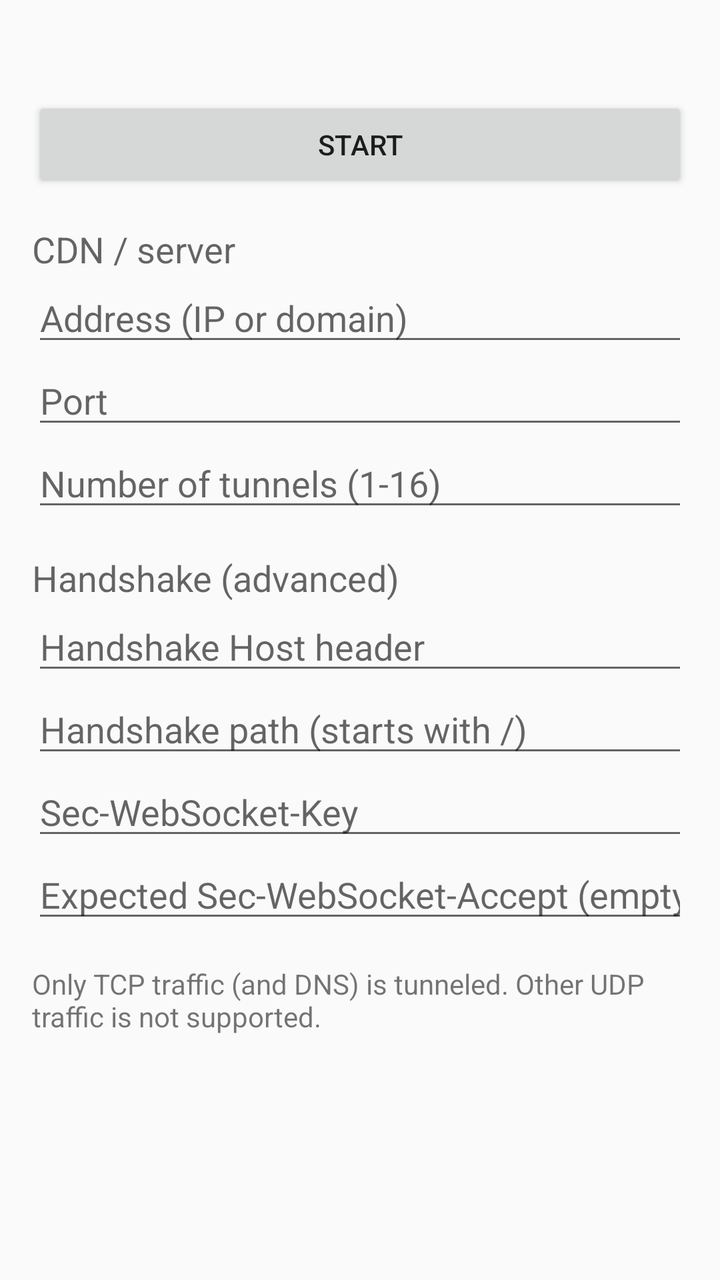
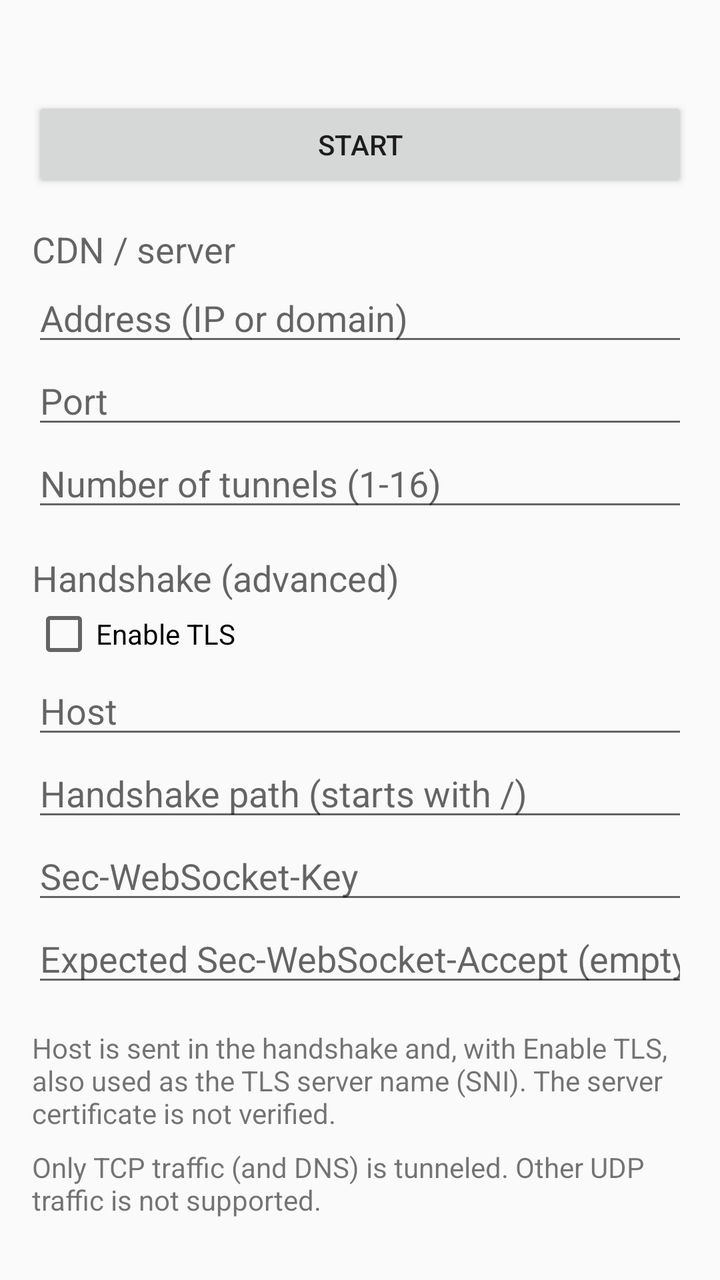

An Android layout rendered at two revisions. The XML below is the earlier revision; the diff shows what the commit changed to produce the second picture.
<!-- AndroidManifest.xml: application theme android:Theme.Material.Light.DarkActionBar -->
<!-- res/layout/activity_main.xml -->
<?xml version="1.0" encoding="utf-8"?>
<ScrollView xmlns:android="http://schemas.android.com/apk/res/android"
    android:layout_width="match_parent"
    android:layout_height="match_parent"
    android:fillViewport="true">

    <LinearLayout
        android:layout_width="match_parent"
        android:layout_height="wrap_content"
        android:orientation="vertical"
        android:padding="16dp">

        <TextView
            android:id="@+id/status"
            android:layout_width="match_parent"
            android:layout_height="wrap_content"
            android:textAppearance="?android:attr/textAppearanceMedium"
            android:paddingBottom="8dp" />

        <Button
            android:id="@+id/toggle_button"
            android:layout_width="match_parent"
            android:layout_height="wrap_content"
            android:text="@string/button_start" />

        <Button
            android:id="@+id/battery_button"
            android:layout_width="match_parent"
            android:layout_height="wrap_content"
            android:text="@string/button_battery"
            android:visibility="gone" />

        <TextView
            android:layout_width="match_parent"
            android:layout_height="wrap_content"
            android:paddingTop="16dp"
            android:text="@string/section_server"
            android:textAppearance="?android:attr/textAppearanceMedium" />

        <EditText
            android:id="@+id/cdn_address"
            android:layout_width="match_parent"
            android:layout_height="wrap_content"
            android:hint="@string/hint_address"
            android:inputType="textUri"
            android:singleLine="true" />

        <EditText
            android:id="@+id/cdn_port"
            android:layout_width="match_parent"
            android:layout_height="wrap_content"
            android:hint="@string/hint_port"
            android:inputType="number"
            android:singleLine="true" />

        <EditText
            android:id="@+id/tunnel_count"
            android:layout_width="match_parent"
            android:layout_height="wrap_content"
            android:hint="@string/hint_tunnels"
            android:inputType="number"
            android:singleLine="true" />

        <TextView
            android:layout_width="match_parent"
            android:layout_height="wrap_content"
            android:paddingTop="16dp"
            android:text="@string/section_handshake"
            android:textAppearance="?android:attr/textAppearanceMedium" />

        <EditText
            android:id="@+id/handshake_host"
            android:layout_width="match_parent"
            android:layout_height="wrap_content"
            android:hint="@string/hint_handshake_host"
            android:inputType="textUri"
            android:singleLine="true" />

        <EditText
            android:id="@+id/handshake_path"
            android:layout_width="match_parent"
            android:layout_height="wrap_content"
            android:hint="@string/hint_handshake_path"
            android:inputType="textUri"
            android:singleLine="true" />

        <EditText
            android:id="@+id/ws_key"
            android:layout_width="match_parent"
            android:layout_height="wrap_content"
            android:hint="@string/hint_ws_key"
            android:inputType="text"
            android:singleLine="true" />

        <EditText
            android:id="@+id/ws_accept"
            android:layout_width="match_parent"
            android:layout_height="wrap_content"
            android:hint="@string/hint_ws_accept"
            android:inputType="text"
            android:singleLine="true" />

        <TextView
            android:layout_width="match_parent"
            android:layout_height="wrap_content"
            android:paddingTop="16dp"
            android:text="@string/note_tcp_only"
            android:textAppearance="?android:attr/textAppearanceSmall" />
    </LinearLayout>
</ScrollView>
<!-- resources referenced by this layout -->
<resources>
  <string name="button_battery">Allow running in background (battery)</string>
  <string name="button_start">Start</string>
  <string name="hint_address">Address (IP or domain)</string>
  <string name="hint_handshake_host">Handshake Host header</string>
  <string name="hint_handshake_path">Handshake path (starts with /)</string>
  <string name="hint_port">Port</string>
  <string name="hint_tunnels">Number of tunnels (1-16)</string>
  <string name="hint_ws_accept">Expected Sec-WebSocket-Accept (empty = do not check)</string>
  <string name="hint_ws_key">Sec-WebSocket-Key</string>
  <string name="note_tcp_only">Only TCP traffic (and DNS) is tunneled. Other UDP traffic is not supported.</string>
  <string name="section_handshake">Handshake (advanced)</string>
  <string name="section_server">CDN / server</string>
</resources>

<!-- the commit's change to res/layout/activity_main.xml (unified diff, before → after) -->
@@ -68,6 +68,12 @@
             android:text="@string/section_handshake"
             android:textAppearance="?android:attr/textAppearanceMedium" />
 
+        <CheckBox
+            android:id="@+id/use_tls"
+            android:layout_width="match_parent"
+            android:layout_height="wrap_content"
+            android:text="@string/label_use_tls" />
+
         <EditText
             android:id="@+id/handshake_host"
             android:layout_width="match_parent"
@@ -104,6 +110,13 @@
             android:layout_width="match_parent"
             android:layout_height="wrap_content"
             android:paddingTop="16dp"
+            android:text="@string/note_tls"
+            android:textAppearance="?android:attr/textAppearanceSmall" />
+
+        <TextView
+            android:layout_width="match_parent"
+            android:layout_height="wrap_content"
+            android:paddingTop="8dp"
             android:text="@string/note_tcp_only"
             android:textAppearance="?android:attr/textAppearanceSmall" />
     </LinearLayout>
<!-- resource entries referenced after the edit -->
@@ -3,13 +3,15 @@
   <string name="button_battery">Allow running in background (battery)</string>
   <string name="button_start">Start</string>
   <string name="hint_address">Address (IP or domain)</string>
-  <string name="hint_handshake_host">Handshake Host header</string>
+  <string name="hint_handshake_host">Host</string>
   <string name="hint_handshake_path">Handshake path (starts with /)</string>
   <string name="hint_port">Port</string>
   <string name="hint_tunnels">Number of tunnels (1-16)</string>
   <string name="hint_ws_accept">Expected Sec-WebSocket-Accept (empty = do not check)</string>
   <string name="hint_ws_key">Sec-WebSocket-Key</string>
+  <string name="label_use_tls">Enable TLS</string>
   <string name="note_tcp_only">Only TCP traffic (and DNS) is tunneled. Other UDP traffic is not supported.</string>
+  <string name="note_tls">Host is sent in the handshake and, with Enable TLS, also used as the TLS server name (SNI). The server certificate is not verified.</string>
   <string name="section_handshake">Handshake (advanced)</string>
   <string name="section_server">CDN / server</string>
 </resources>
